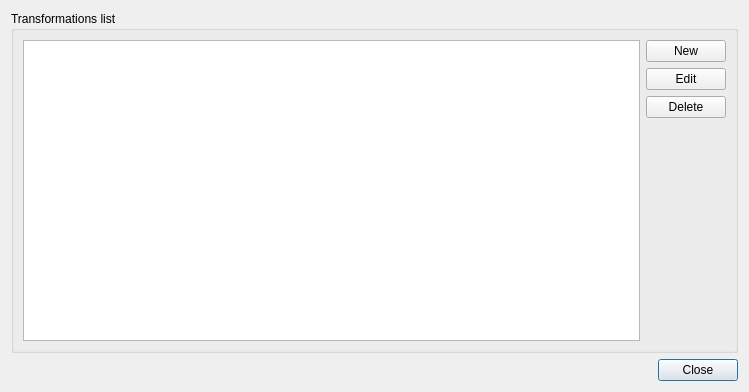
Old version of the form ui/transformationManager.ui in the repository faunalia/transformationtools.
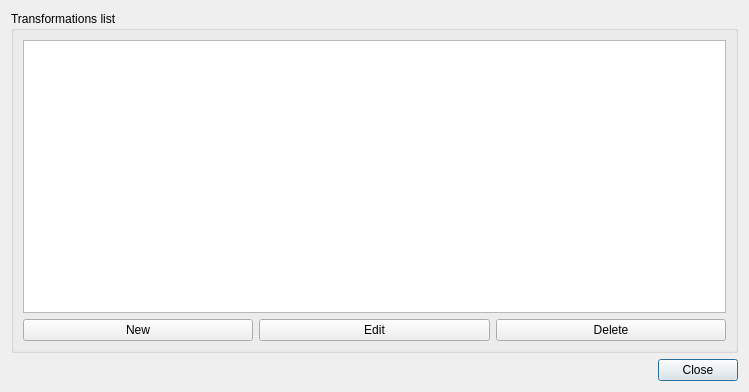
New version of the form.

Commit message: missing in the last commit, use qgis.db instead of config file to store transformations

Patch:
```diff
--- a/ui/transformationManager.ui
+++ b/ui/transformationManager.ui
@@ -30,41 +30,7 @@
       <string>Transformations list</string>
      </property>
      <layout class="QGridLayout" name="gridLayout">
-      <item row="0" column="1">
-       <widget class="QPushButton" name="newBtn">
-        <property name="text">
-         <string>New</string>
-        </property>
-       </widget>
-      </item>
-      <item row="1" column="1">
-       <widget class="QPushButton" name="editBtn">
-        <property name="text">
-         <string>Edit</string>
-        </property>
-       </widget>
-      </item>
-      <item row="3" column="1">
-       <spacer name="verticalSpacer">
-        <property name="orientation">
-         <enum>Qt::Vertical</enum>
-        </property>
-        <property name="sizeHint" stdset="0">
-         <size>
-          <width>20</width>
-          <height>40</height>
-         </size>
-        </property>
-       </spacer>
-      </item>
-      <item row="2" column="1">
-       <widget class="QPushButton" name="deleteBtn">
-        <property name="text">
-         <string>Delete</string>
-        </property>
-       </widget>
-      </item>
-      <item row="0" column="0" rowspan="4">
+      <item row="0" column="0" rowspan="4" colspan="3">
        <widget class="QTableView" name="table">
         <property name="selectionMode">
          <enum>QAbstractItemView::SingleSelection</enum>
@@ -80,6 +46,27 @@
         </attribute>
        </widget>
       </item>
+      <item row="4" column="0">
+       <widget class="QPushButton" name="newBtn">
+        <property name="text">
+         <string>New</string>
+        </property>
+       </widget>
+      </item>
+      <item row="4" column="1">
+       <widget class="QPushButton" name="editBtn">
+        <property name="text">
+         <string>Edit</string>
+        </property>
+       </widget>
+      </item>
+      <item row="4" column="2">
+       <widget class="QPushButton" name="deleteBtn">
+        <property name="text">
+         <string>Delete</string>
+        </property>
+       </widget>
+      </item>
      </layout>
     </widget>
    </item>
```
The commit also changes 14 other files.
